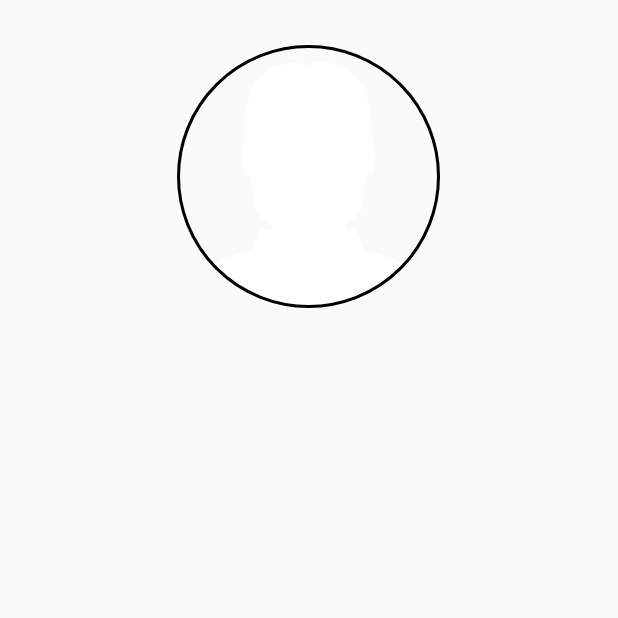
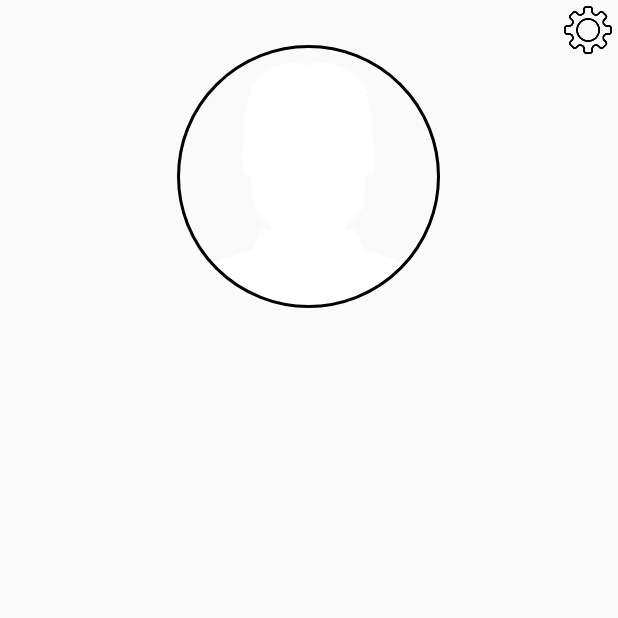
Before and after one commit to DifferentThinking/Infinote, an Android app: the ProfileFragment screen opened directly, with no data from a screen before it, on a phone screen of 412 x 824 dp, the top half of it. Run offline under Robolectric (Android 15) with nearby library versions, the phone set to English and light mode, and no system bars; our stand-ins replace CircleImageView, RxJava; libraries missing offline, so code that uses them is left out: com.dd; plain views replace CircularProgressButton; network calls fail; 3 statements that could not run were skipped.

Commit message:
Added options button to profile page
//TODO Implement me!

```diff
--- a/Infinote/app/src/main/res/layout/fragment_profile.xml
+++ b/Infinote/app/src/main/res/layout/fragment_profile.xml
@@ -10,20 +10,37 @@
         android:layout_height="wrap_content"
         android:orientation="vertical">
 
+        <RelativeLayout
+            android:layout_width="wrap_content"
+            android:layout_height="wrap_content">
+
             <de.hdodenhof.circleimageview.CircleImageView
                 android:id="@+id/profile_image"
                 android:layout_width="175dp"
                 android:layout_height="175dp"
                 android:src="@mipmap/profile"
-        android:layout_gravity="center_horizontal"
+                android:layout_centerHorizontal="true"
                 android:layout_marginTop="30dp"
                 app:civ_border_width="2dp"
-        app:civ_border_color="#FF000000"/>
+                app:civ_border_color="#000000"/>
+
+            <ImageButton
+                android:id="@+id/previous"
+                android:layout_width="40dp"
+                android:layout_height="40dp"
+                android:src="@mipmap/gear_icon"
+                android:background="@null"
+                android:layout_alignParentTop="true"
+                android:layout_alignParentRight="true">
+
+            </ImageButton>
+        </RelativeLayout>
 
         <LinearLayout
             android:layout_width="match_parent"
             android:layout_height="wrap_content"
             android:orientation="vertical">
+
             <TextView
                 android:id="@+id/tv_profile_username"
                 android:textSize="40dp"
@@ -67,5 +84,4 @@
             app:cpb_cornerRadius="48dp"/>
     </RelativeLayout>
 
-
 </FrameLayout>
```
Also changed, not shown: Infinote/app/src/main/res/mipmap-hdpi/gear_icon.png (added). Lines whose indentation alone changed are shown as unchanged.
